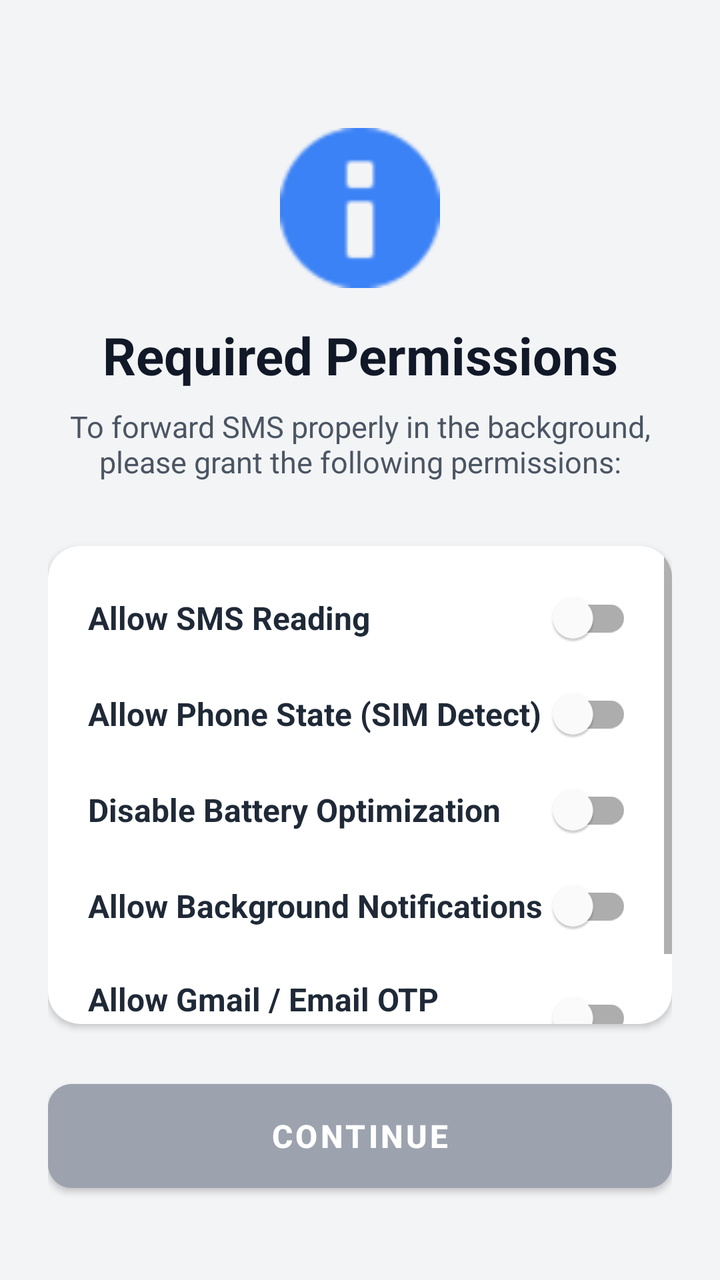
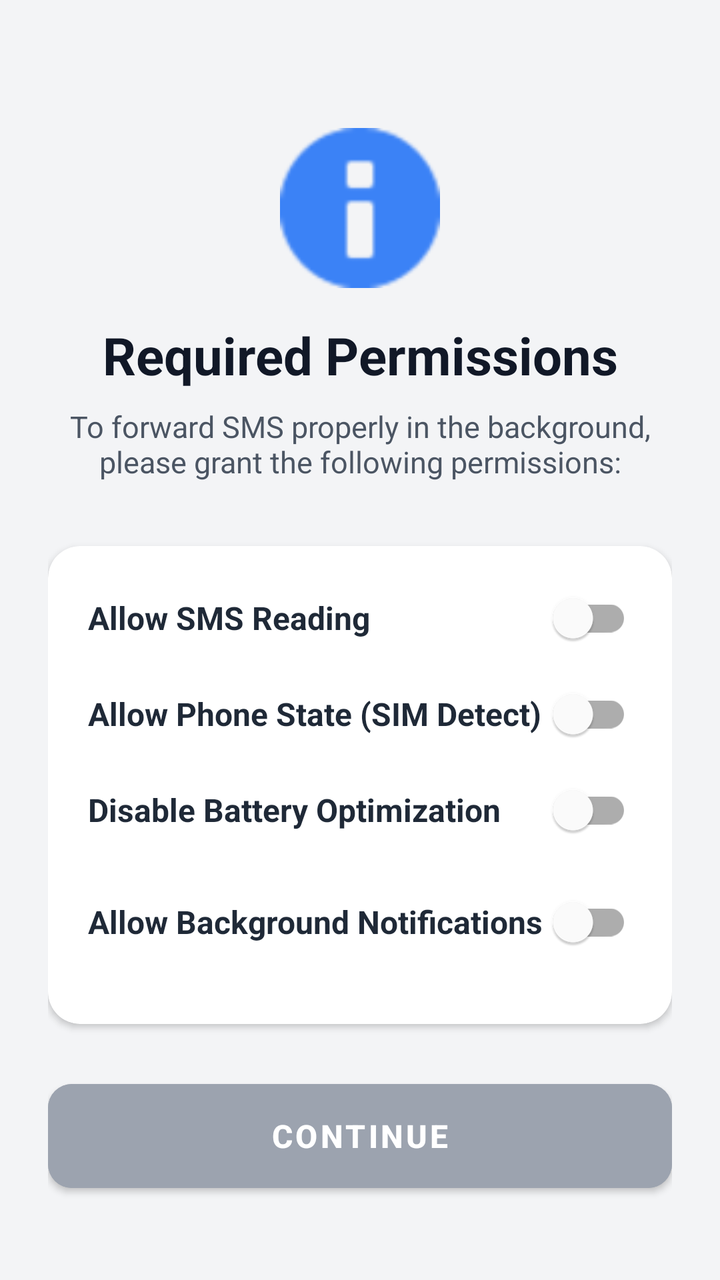

Screens rendered from an Android XML layout before and after an edit, with the pre-edit source and the edit as a unified diff.
<!-- AndroidManifest.xml: application theme Theme.SMSForwarder -->
<!-- res/layout/activity_permissions.xml -->
<?xml version="1.0" encoding="utf-8"?>
<LinearLayout xmlns:android="http://schemas.android.com/apk/res/android"
    xmlns:app="http://schemas.android.com/apk/res-auto"
    android:layout_width="match_parent"
    android:layout_height="match_parent"
    android:orientation="vertical"
    android:padding="24dp"
    android:background="#F3F4F6"
    android:gravity="center_horizontal">

    <ImageView
        android:layout_width="80dp"
        android:layout_height="80dp"
        android:src="@android:drawable/ic_dialog_info"
        android:layout_marginTop="40dp"
        android:layout_marginBottom="16dp"
        app:tint="#3B82F6"/>

    <TextView
        android:layout_width="match_parent"
        android:layout_height="wrap_content"
        android:text="Required Permissions"
        android:textSize="26sp"
        android:textStyle="bold"
        android:textColor="#111827"
        android:gravity="center"
        android:layout_marginBottom="8dp"/>
        
    <TextView
        android:layout_width="match_parent"
        android:layout_height="wrap_content"
        android:text="To forward SMS properly in the background, please grant the following permissions:"
        android:textSize="15sp"
        android:textColor="#4B5563"
        android:gravity="center"
        android:layout_marginBottom="32dp"/>

    <androidx.cardview.widget.CardView
        android:layout_width="match_parent"
        android:layout_height="wrap_content"
        app:cardCornerRadius="16dp"
        app:cardElevation="2dp"
        android:layout_weight="1"
        android:layout_marginBottom="24dp">

        <ScrollView
            android:layout_width="match_parent"
            android:layout_height="match_parent">
            
            <LinearLayout
                android:layout_width="match_parent"
                android:layout_height="wrap_content"
                android:orientation="vertical"
                android:padding="20dp">

                <com.google.android.material.switchmaterial.SwitchMaterial
                    android:id="@+id/switchSms"
                    android:layout_width="match_parent"
                    android:layout_height="wrap_content"
                    android:text="Allow SMS Reading"
                    android:textSize="16sp"
                    android:textStyle="bold"
                    android:textColor="#1F2937"
                    android:paddingBottom="16dp"/>

                <com.google.android.material.switchmaterial.SwitchMaterial
                    android:id="@+id/switchPhone"
                    android:layout_width="match_parent"
                    android:layout_height="wrap_content"
                    android:text="Allow Phone State (SIM Detect)"
                    android:textSize="16sp"
                    android:textStyle="bold"
                    android:textColor="#1F2937"
                    android:paddingBottom="16dp"/>

                <com.google.android.material.switchmaterial.SwitchMaterial
                    android:id="@+id/switchBattery"
                    android:layout_width="match_parent"
                    android:layout_height="wrap_content"
                    android:text="Disable Battery Optimization"
                    android:textSize="16sp"
                    android:textStyle="bold"
                    android:textColor="#1F2937"
                    android:paddingBottom="16dp"/>
                    
                <com.google.android.material.switchmaterial.SwitchMaterial
                    android:id="@+id/switchNotification"
                    android:layout_width="match_parent"
                    android:layout_height="wrap_content"
                    android:text="Allow Background Notifications"
                    android:textSize="16sp"
                    android:textStyle="bold"
                    android:textColor="#1F2937"
                    android:paddingBottom="16dp"/>

                <com.google.android.material.switchmaterial.SwitchMaterial
                    android:id="@+id/switchEmailListener"
                    android:layout_width="match_parent"
                    android:layout_height="wrap_content"
                    android:text="Allow Gmail / Email OTP Reading"
                    android:textSize="16sp"
                    android:textStyle="bold"
                    android:textColor="#1F2937"/>

            </LinearLayout>
        </ScrollView>
    </androidx.cardview.widget.CardView>

    <com.google.android.material.button.MaterialButton
        android:id="@+id/btnContinue"
        android:layout_width="match_parent"
        android:layout_height="64dp"
        android:text="CONTINUE"
        android:backgroundTint="#9CA3AF"
        android:textColor="#ffffff"
        android:textStyle="bold"
        android:textSize="16sp"
        android:layout_marginBottom="16dp"
        app:cornerRadius="12dp" />

</LinearLayout>
<!-- resources referenced by this layout -->
<resources>
  <style name="Theme.SMSForwarder" parent="Theme.MaterialComponents.Light.NoActionBar">
          <item name="colorPrimary">#0284C7</item>
          <item name="colorPrimaryDark">#F8FAFC</item>
          <item name="colorAccent">#0284C7</item>
          
          
          <item name="android:statusBarColor">#F8FAFC</item>
          <item name="android:windowLightStatusBar">true</item>
          
          
          <item name="android:navigationBarColor">#FFFFFF</item>
      </style>
</resources>

<!-- the commit's change to res/layout/activity_permissions.xml (unified diff, before → after) -->
@@ -90,16 +90,6 @@
                     android:text="Allow Background Notifications"
                     android:textSize="16sp"
                     android:textStyle="bold"
-                    android:textColor="#1F2937"
-                    android:paddingBottom="16dp"/>
-
-                <com.google.android.material.switchmaterial.SwitchMaterial
-                    android:id="@+id/switchEmailListener"
-                    android:layout_width="match_parent"
-                    android:layout_height="wrap_content"
-                    android:text="Allow Gmail / Email OTP Reading"
-                    android:textSize="16sp"
-                    android:textStyle="bold"
                     android:textColor="#1F2937"/>
 
             </LinearLayout>
